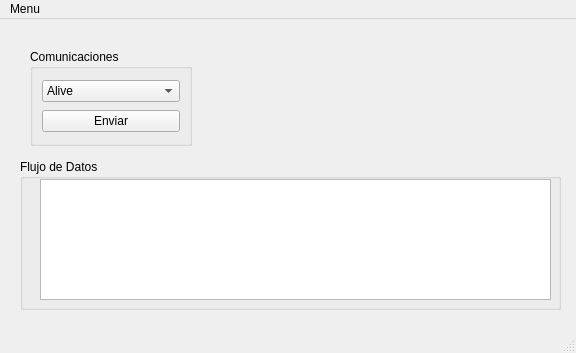
aleRu720/QtProyectComunicatios, file mainwindow.ui: the form before one commit.
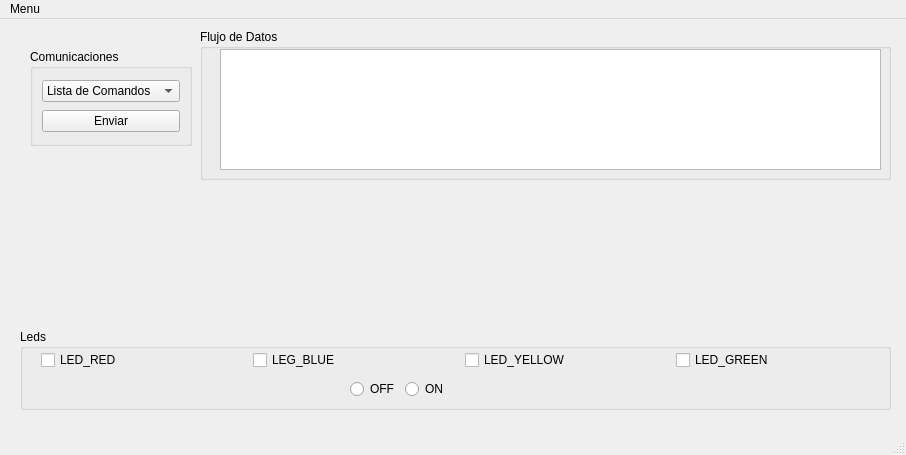
The form after the commit.

Commit message: Se agregan los dibujos de los led para poder setearlos y leerlos en la BluePill

```diff
--- a/mainwindow.ui
+++ b/mainwindow.ui
@@ -6,8 +6,8 @@
    <rect>
     <x>0</x>
     <y>0</y>
-    <width>576</width>
-    <height>353</height>
+    <width>906</width>
+    <height>455</height>
    </rect>
   </property>
   <property name="windowTitle">
@@ -17,19 +17,19 @@
    <widget class="QWidget" name="widget" native="true">
     <property name="geometry">
      <rect>
-      <x>610</x>
-      <y>10</y>
-      <width>161</width>
-      <height>531</height>
+      <x>20</x>
+      <y>170</y>
+      <width>871</width>
+      <height>131</height>
      </rect>
     </property>
    </widget>
    <widget class="QGroupBox" name="groupBox">
     <property name="geometry">
      <rect>
-      <x>20</x>
-      <y>140</y>
-      <width>541</width>
+      <x>200</x>
+      <y>10</y>
+      <width>691</width>
       <height>151</height>
      </rect>
     </property>
@@ -41,7 +41,7 @@
       <rect>
        <x>20</x>
        <y>20</y>
-       <width>511</width>
+       <width>661</width>
        <height>121</height>
       </rect>
      </property>
@@ -62,11 +62,12 @@
     <layout class="QGridLayout" name="gridLayout">
      <item row="0" column="0">
       <widget class="QComboBox" name="comboBox">
-       <item>
-        <property name="text">
-         <string>Alive</string>
-        </property>
-       </item>
+       <property name="currentText">
+        <string>Lista de Comandos</string>
+       </property>
+       <property name="currentIndex">
+        <number>0</number>
+       </property>
        <item>
         <property name="text">
          <string>Lista de Comandos</string>
@@ -83,13 +84,92 @@
      </item>
     </layout>
    </widget>
+   <widget class="QGroupBox" name="groupBox_3">
+    <property name="geometry">
+     <rect>
+      <x>20</x>
+      <y>310</y>
+      <width>871</width>
+      <height>81</height>
+     </rect>
+    </property>
+    <property name="title">
+     <string>Leds</string>
+    </property>
+    <widget class="QWidget" name="">
+     <property name="geometry">
+      <rect>
+       <x>21</x>
+       <y>20</y>
+       <width>841</width>
+       <height>22</height>
+      </rect>
+     </property>
+     <layout class="QHBoxLayout" name="horizontalLayout">
+      <item>
+       <widget class="QCheckBox" name="checkBoxLed1">
+        <property name="text">
+         <string>LED_RED</string>
+        </property>
+       </widget>
+      </item>
+      <item>
+       <widget class="QCheckBox" name="checkBoxLed2">
+        <property name="text">
+         <string>LEG_BLUE</string>
+        </property>
+       </widget>
+      </item>
+      <item>
+       <widget class="QCheckBox" name="checkBoxLed3">
+        <property name="text">
+         <string>LED_YELLOW</string>
+        </property>
+       </widget>
+      </item>
+      <item>
+       <widget class="QCheckBox" name="checkBoxLed4">
+        <property name="text">
+         <string>LED_GREEN</string>
+        </property>
+       </widget>
+      </item>
+     </layout>
+    </widget>
+    <widget class="QWidget" name="">
+     <property name="geometry">
+      <rect>
+       <x>330</x>
+       <y>50</y>
+       <width>103</width>
+       <height>22</height>
+      </rect>
+     </property>
+     <layout class="QFormLayout" name="formLayout">
+      <item row="0" column="0">
+       <widget class="QRadioButton" name="radioButtonOff">
+        <property name="text">
+         <string>OFF</string>
+        </property>
+       </widget>
+      </item>
+      <item row="0" column="1">
+       <widget class="QRadioButton" name="radioButtonOn">
+        <property name="text">
+         <string>ON</string>
+        </property>
+       </widget>
+      </item>
+     </layout>
+    </widget>
+   </widget>
   </widget>
   <widget class="QMenuBar" name="menubar">
    <property name="geometry">
     <rect>
      <x>0</x>
      <y>0</y>
-     <width>576</width>
+     <width>906</width>
      <height>26</height>
     </rect>
    </property>
```
Left out of the diff: 15 changed lines with no effect on the pictures. The commit also changes 2 other files.
